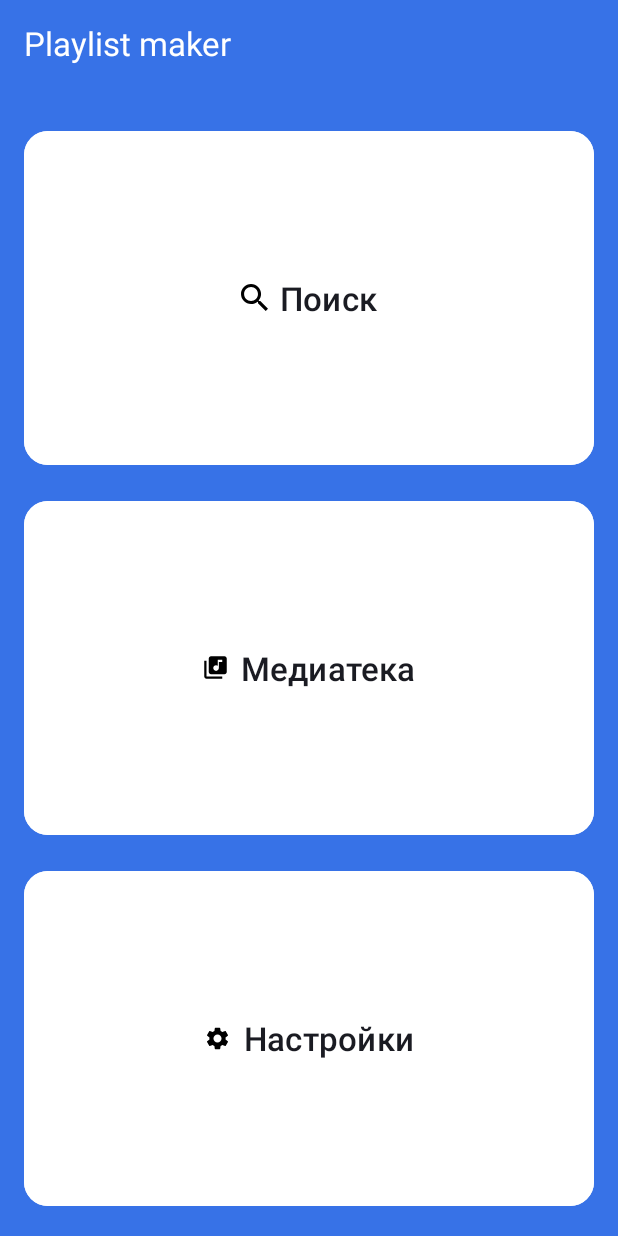
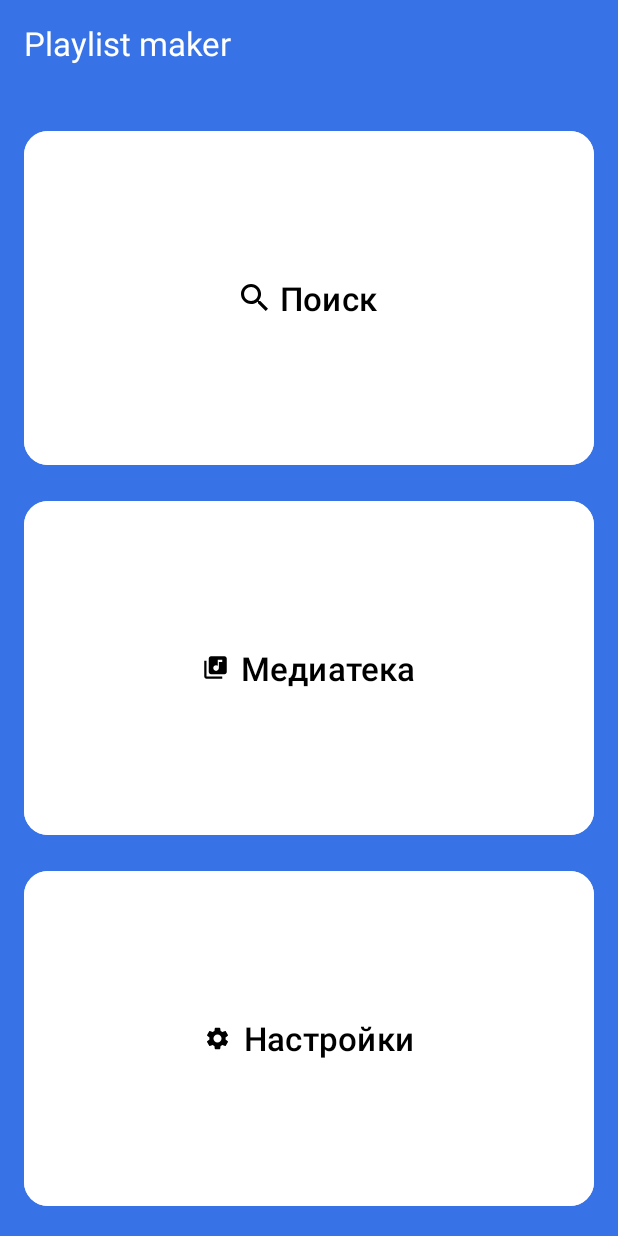
Before and after one commit to AlexElkin/PlaylistMaker, an Android app: the screen it shows after launch (MainActivity), on a phone screen of 412 x 824 dp. Run offline under Robolectric (Android 15) with nearby library versions, the phone set to English and light mode, and no system bars.

Commit message:
the final

```diff
--- a/app/src/main/java/com/example/playlistmaker/MainActivity.kt
+++ b/app/src/main/java/com/example/playlistmaker/MainActivity.kt
@@ -1,6 +1,10 @@
 package com.example.playlistmaker
 
+import android.content.Intent
 import android.os.Bundle
+import android.view.View
+import android.widget.Button
+import android.widget.Toast
 import androidx.activity.enableEdgeToEdge
 import androidx.appcompat.app.AppCompatActivity
 import androidx.core.view.ViewCompat
@@ -11,10 +15,18 @@ class MainActivity : AppCompatActivity() {
         super.onCreate(savedInstanceState)
         enableEdgeToEdge()
         setContentView(R.layout.activity_main)
-        ViewCompat.setOnApplyWindowInsetsListener(findViewById(R.id.main)) { v, insets ->
-            val systemBars = insets.getInsets(WindowInsetsCompat.Type.systemBars())
-            v.setPadding(systemBars.left, systemBars.top, systemBars.right, systemBars.bottom)
-            insets
+        val buttonSearch = findViewById<Button>(R.id.button_search)
+        val buttonLibrary = findViewById<Button>(R.id.button_library)
+        val buttonSettings = findViewById<Button>(R.id.button_settings)
+
+        buttonSearch.setOnClickListener {
+            startActivity(Intent(this, ActivitySearch::class.java))
+        }
+        buttonLibrary.setOnClickListener {
+            startActivity(Intent(this, ActivityLibrary::class.java))
+        }
+        buttonSettings.setOnClickListener{
+            startActivity(Intent(this, ActivitySettings::class.java))
         }
     }
 }
--- a/app/src/main/res/layout/activity_main.xml
+++ b/app/src/main/res/layout/activity_main.xml
@@ -1,78 +1,80 @@
 <?xml version="1.0" encoding="utf-8"?>
 <LinearLayout xmlns:android="http://schemas.android.com/apk/res/android"
+    xmlns:app="http://schemas.android.com/apk/res-auto"
     android:layout_width="match_parent"
     android:layout_height="match_parent"
-    xmlns:app="http://schemas.android.com/apk/res-auto"
     android:background="#3772E7"
     android:orientation="vertical">
 
     <TextView
+        android:id="@+id/textView_app_name"
         android:layout_width="match_parent"
         android:layout_height="wrap_content"
         android:layout_gravity="start"
+        android:layout_marginStart="16dp"
+        android:layout_marginTop="14dp"
+        android:layout_marginBottom="16dp"
         android:gravity="start"
         android:text="@string/app_name"
         android:textAppearance="@style/title"
         android:textColor="#ffffff"
-        android:textSize="22sp"
-        android:layout_marginTop="14dp"
-        android:layout_marginBottom="16dp"
-        android:layout_marginStart="16dp"/>
+        android:textSize="22sp" />
 
     <LinearLayout
         android:layout_width="match_parent"
         android:layout_height="match_parent"
         android:orientation="vertical"
-        android:paddingHorizontal="16dp"
-        >
+        android:paddingHorizontal="16dp">
 
 
         <Button
+            android:id="@+id/button_search"
             android:layout_width="match_parent"
             android:layout_height="0dp"
             android:layout_marginTop="24dp"
             android:layout_marginBottom="8dp"
             android:layout_weight="1"
-            android:backgroundTint="#ffffff"
+            android:backgroundTint="@color/white"
             android:text="@string/search"
+            android:textColor="@color/black"
             android:textSize="22sp"
-            android:textColor="#1A1B22"
+            app:cornerRadius="@dimen/radius_16dp"
             app:icon="@drawable/magnifier"
             app:iconGravity="textStart"
-            app:iconTint="@color/black"
-            app:cornerRadius="16dp"/>
+            app:iconTint="@color/black" />
 
         <Button
+            android:id="@+id/button_library"
             android:layout_width="match_parent"
             android:layout_height="0dp"
             android:layout_marginVertical="8dp"
             android:layout_weight="1"
-            android:backgroundTint="#ffffff"
+            android:backgroundTint="@color/white"
             android:text="@string/media_library"
+            android:textColor="@color/black"
             android:textSize="22sp"
-            android:textColor="#1A1B22"
+            app:cornerRadius="@dimen/radius_16dp"
             app:icon="@drawable/media_library"
             app:iconGravity="textStart"
-            app:iconTint="@color/black"
-            app:cornerRadius="16dp"/>
+            app:iconTint="@color/black" />
 
         <Button
+            android:id="@+id/button_settings"
             android:layout_width="match_parent"
             android:layout_height="0dp"
             android:layout_marginTop="8dp"
             android:layout_marginBottom="16dp"
             android:layout_weight="1"
-            android:backgroundTint="#ffffff"
+            android:backgroundTint="@color/white"
             android:text="@string/settings"
+            android:textColor="@color/black"
             android:textSize="22sp"
-            android:textColor="#1A1B22"
+            app:cornerRadius="@dimen/radius_16dp"
             app:icon="@drawable/settings"
             app:iconGravity="textStart"
-            app:iconTint="@color/black"
-            app:cornerRadius="16dp"/>
+            app:iconTint="@color/black" />
 
     </LinearLayout>
 
 
-
 </LinearLayout>
--- /dev/null
+++ b/app/src/main/res/values/dimens.xml
@@ -0,0 +1,5 @@
+<?xml version="1.0" encoding="utf-8"?>
+<resources>
+    <dimen name="settings_padding_21">21dp</dimen>
+    <dimen name="radius_16dp">16dp</dimen>
+</resources>
```
Also changed, not shown: app/src/main/AndroidManifest.xml (+9 -0 lines), app/src/main/java/com/example/playlistmaker/ActivityLibrary.kt (added, +20 -0 lines), app/src/main/java/com/example/playlistmaker/ActivitySearch.kt (added, +20 -0 lines), app/src/main/java/com/example/playlistmaker/ActivitySettings.kt (added, +19 -0 lines), app/src/main/res/layout/activity_search.xml (added, +10 -0 lines), app/src/main/res/layout/activity_settings.xml (+25 -15 lines), app/src/main/res/layout/activitylibrary.xml (added, +10 -0 lines).
